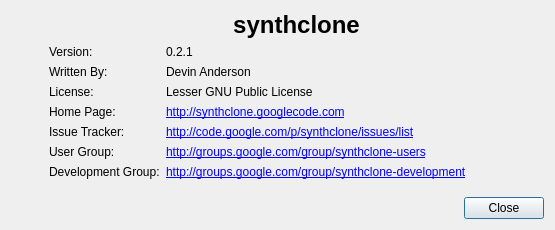
Old version of the form src/synthclone/aboutview.ui in the repository surfacepatterns/synthclone.
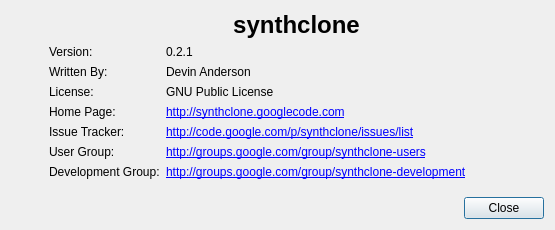
New version of the form. Icons and pictures are not drawn.

Patch:
```diff
--- a/src/synthclone/aboutview.ui
+++ b/src/synthclone/aboutview.ui
@@ -119,7 +119,7 @@
          <item row="2" column="1">
           <widget class="QLabel" name="label">
            <property name="text">
-            <string>Lesser GNU Public License</string>
+            <string>GNU Public License</string>
            </property>
           </widget>
          </item>
```
